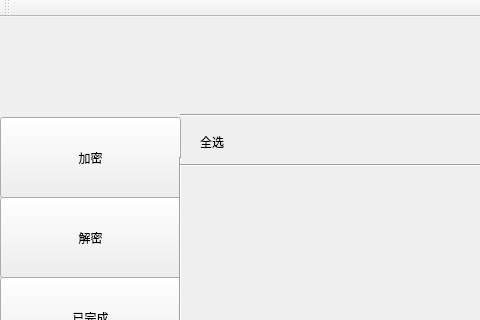
HustGw/CLLLLLLLSAFFFFFEWINN, file mainwindow.ui: the form before one commit; both pictures show x 0 to 480 and y 0 to 320 of the 1165 by 708 pixel window.
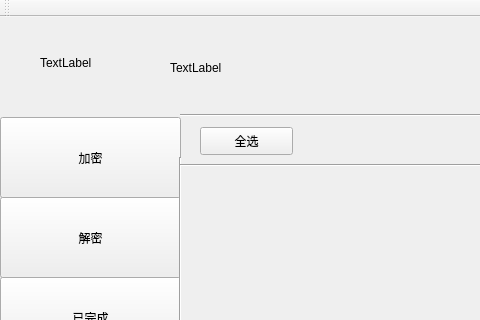
The form after the commit. The open tabs and pages were chosen to show the change.

Commit message: 添加解密界面全选功能  增加头像和用户名（测试版）

What changed in the file:
```diff
--- a/mainwindow.ui
+++ b/mainwindow.ui
@@ -121,6 +121,32 @@
       <height>91</height>
      </rect>
     </property>
+    <widget class="QLabel" name="headLabel">
+     <property name="geometry">
+      <rect>
+       <x>40</x>
+       <y>10</y>
+       <width>111</width>
+       <height>71</height>
+      </rect>
+     </property>
+     <property name="text">
+      <string>TextLabel</string>
+     </property>
+    </widget>
+    <widget class="QLabel" name="nameLabel">
+     <property name="geometry">
+      <rect>
+       <x>170</x>
+       <y>40</y>
+       <width>71</width>
+       <height>21</height>
+      </rect>
+     </property>
+     <property name="text">
+      <string>TextLabel</string>
+     </property>
+    </widget>
    </widget>
    <widget class="QWidget" name="LeftWidget" native="true">
     <property name="geometry">
@@ -225,19 +251,6 @@
      </widget>
     </widget>
     <widget class="QWidget" name="page_2">
-     <widget class="QLabel" name="label_2">
-      <property name="geometry">
-       <rect>
-        <x>20</x>
-        <y>10</y>
-        <width>60</width>
-        <height>30</height>
-       </rect>
-      </property>
-      <property name="text">
-       <string>全选</string>
-      </property>
-     </widget>
      <widget class="QPushButton" name="pushButton_3">
       <property name="geometry">
        <rect>
@@ -264,6 +277,19 @@
        <string>批量下载</string>
       </property>
      </widget>
+     <widget class="QPushButton" name="pushButton">
+      <property name="geometry">
+       <rect>
+        <x>20</x>
+        <y>10</y>
+        <width>93</width>
+        <height>28</height>
+       </rect>
+      </property>
+      <property name="text">
+       <string>全选</string>
+      </property>
+     </widget>
     </widget>
     <widget class="QWidget" name="page_3">
      <widget class="QPushButton" name="pushButton_5">
```
Left out of the diff: 2 changed lines with no effect on the pictures. The commit also changes 8 other files.
